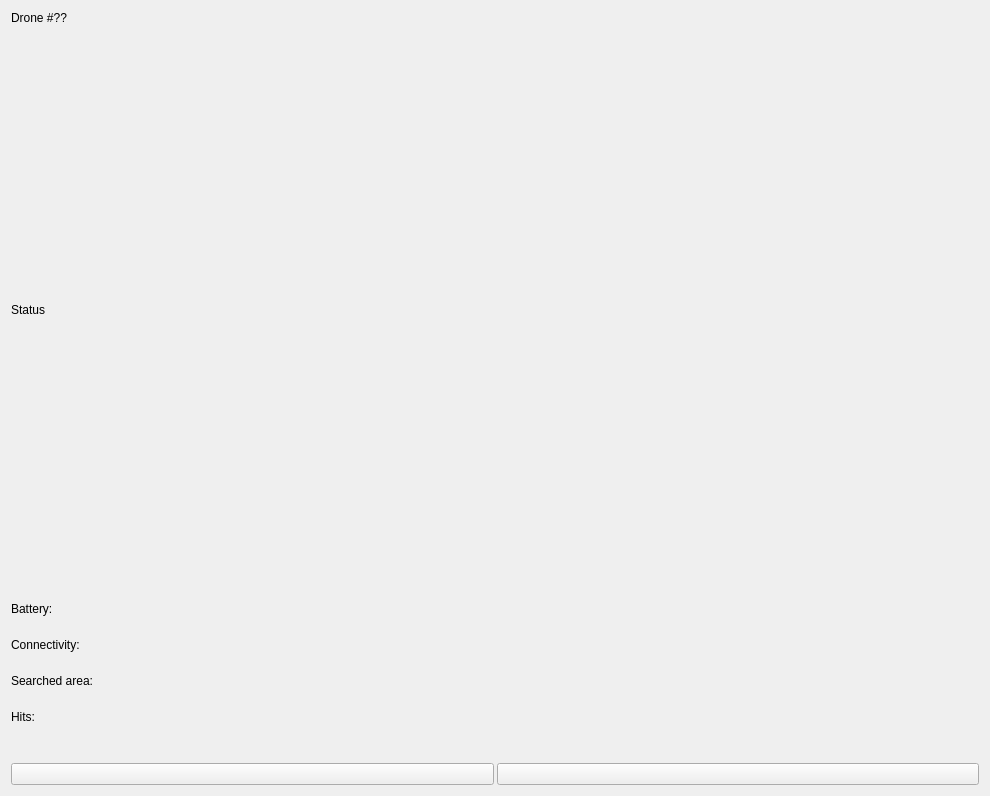
This is src/ui/overviewdroneitem.ui in jspngh/shae-workstation as Qt 5 draws it before an edit. The edited form follows.
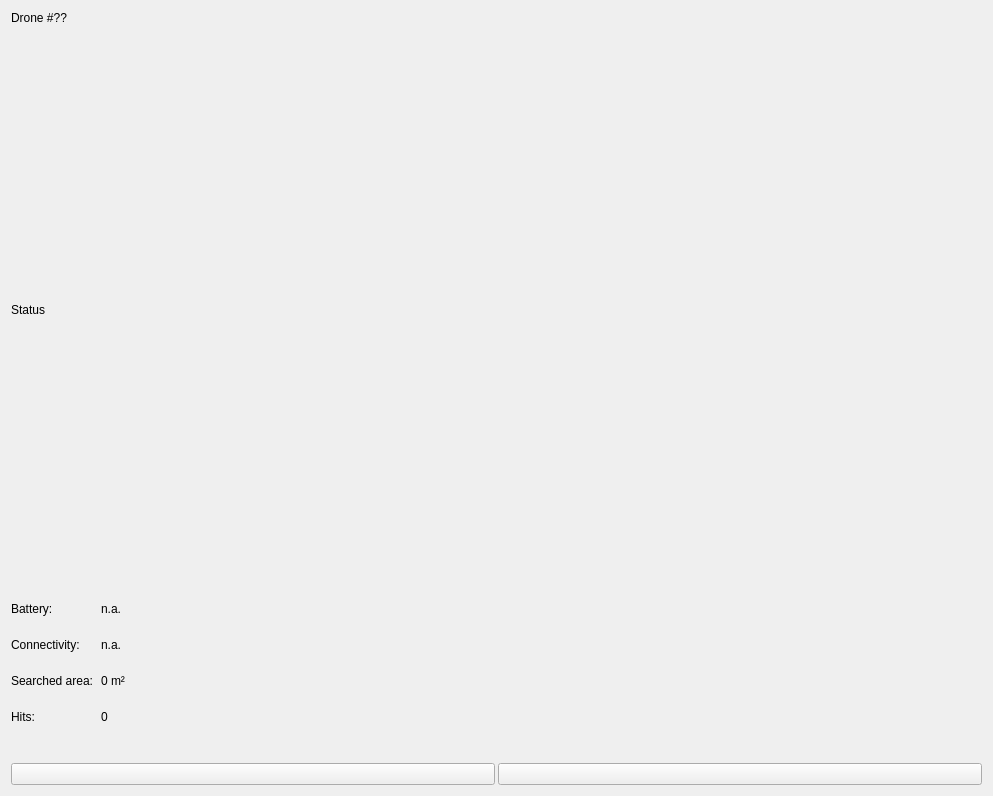
This is the edited form. Icons and pictures are not drawn.

Commit message: better initial values for overviewdroneitem

The edit to the form file:
```diff
--- a/src/ui/overviewdroneitem.ui
+++ b/src/ui/overviewdroneitem.ui
@@ -6,7 +6,7 @@
    <rect>
     <x>0</x>
     <y>0</y>
-    <width>990</width>
+    <width>993</width>
     <height>796</height>
    </rect>
   </property>
@@ -111,7 +111,7 @@
         <string notr="true"/>
        </property>
        <property name="text">
-        <string/>
+        <string>n.a.</string>
        </property>
       </widget>
      </item>
@@ -149,7 +149,7 @@
         <string notr="true"/>
        </property>
        <property name="text">
-        <string/>
+        <string>n.a.</string>
        </property>
       </widget>
      </item>
@@ -209,7 +209,7 @@
         <string notr="true"/>
        </property>
        <property name="text">
-        <string/>
+        <string>0</string>
        </property>
       </widget>
      </item>
@@ -225,7 +225,7 @@
         <string notr="true"/>
        </property>
        <property name="text">
-        <string/>
+        <string>0 m²</string>
        </property>
       </widget>
      </item>
```
Left out of the diff: 6 changed lines with no effect on the pictures.
